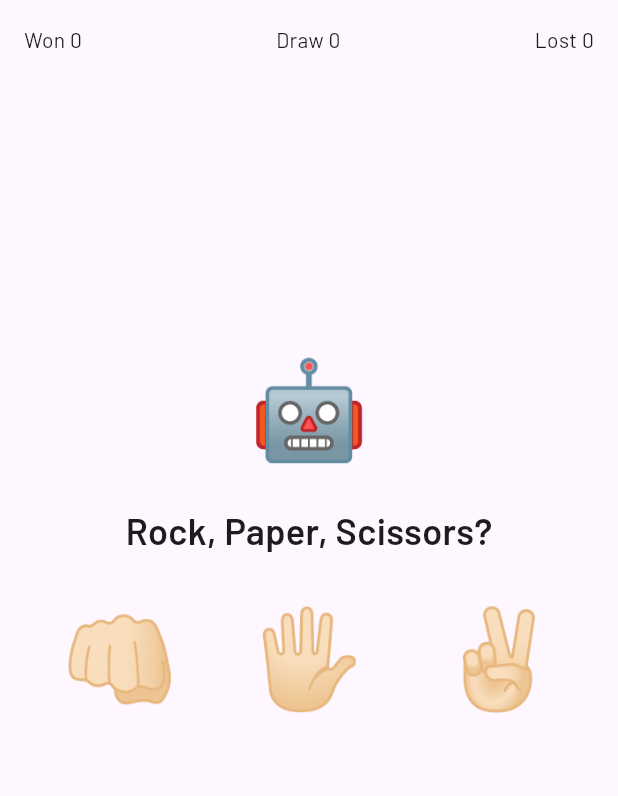
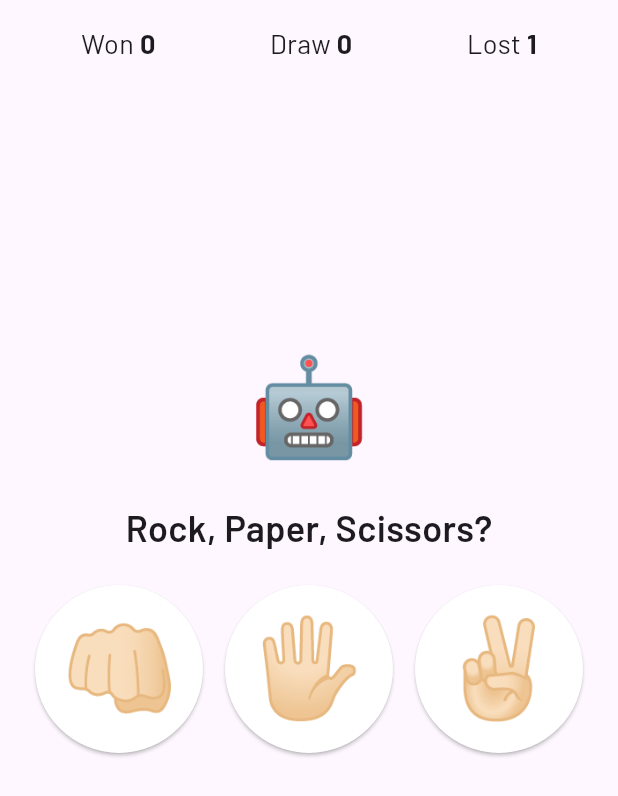
Before and after one commit to RidhaAF/rock_paper_scissors, a Flutter app: the screen it shows after launch, after a tap on "👊🏻", on a phone screen of 412 x 824 dp. Shown: the top 796 px of the screen. Run offline on Flutter 3.47's test engine with Material 2 defaults, Android fonts, the phone set to English and light mode, and no system bars; our stand-ins replace google_fonts.

Commit message:
feat: add score counter

```diff
--- a/lib/pages/home/home_page.dart
+++ b/lib/pages/home/home_page.dart
@@ -1,3 +1,5 @@
+import 'dart:math';
+
 import 'package:flutter/material.dart';
 import 'package:rock_paper_scissors/utilities/constants.dart';
 
@@ -9,9 +11,48 @@ class HomePage extends StatefulWidget {
 }
 
 class _HomePageState extends State<HomePage> {
-  final int won = 0;
-  final int draw = 0;
-  final int lost = 0;
+  late String userChoice = '';
+  late String botChoice = '';
+  int won = 0;
+  int draw = 0;
+  int lost = 0;
+  final List<String> choices = ['👊🏻', '🖐🏻', '✌🏻'];
+  static const String rock = '👊🏻';
+  static const String paper = '🖐🏻';
+  static const String scissors = '✌🏻';
+  final Map<String, String> winConditions = {
+    rock: scissors,
+    paper: rock,
+    scissors: paper,
+  };
+
+  String determineWinner(String userChoice, String botChoice) {
+    if (userChoice == botChoice) {
+      return 'draw';
+    } else if (winConditions[userChoice] == botChoice) {
+      return 'won';
+    } else {
+      return 'lost';
+    }
+  }
+
+  void _scoreCounter(String newUserChoice) {
+    final newBotChoice = choices[Random().nextInt(choices.length)];
+    final winner = determineWinner(userChoice, newBotChoice);
+
+    setState(() {
+      userChoice = newUserChoice;
+      botChoice = newBotChoice;
+
+      if (winner == 'draw') {
+        draw++;
+      } else if (winner == 'won') {
+        won++;
+      } else {
+        lost++;
+      }
+    });
+  }
 
   @override
   Widget build(BuildContext context) {
@@ -29,7 +70,7 @@ class _HomePageState extends State<HomePage> {
     return Container(
       padding: EdgeInsets.all(defaultMargin),
       child: Row(
-        mainAxisAlignment: MainAxisAlignment.spaceBetween,
+        mainAxisAlignment: MainAxisAlignment.spaceAround,
         children: [
           _scoreText(title: 'Won', score: won),
           _scoreText(title: 'Draw', score: draw),
@@ -44,10 +85,17 @@ class _HomePageState extends State<HomePage> {
       children: [
         Text(
           '$title ',
+          style: const TextStyle(
+            fontSize: 18,
+          ),
           textScaleFactor: 1.0,
         ),
         Text(
           score.toString(),
+          style: TextStyle(
+            fontSize: 18,
+            fontWeight: bold,
+          ),
           textScaleFactor: 1.0,
         ),
       ],
@@ -89,19 +137,38 @@ class _HomePageState extends State<HomePage> {
   Widget _gameButton() {
     return Row(
       mainAxisAlignment: MainAxisAlignment.spaceAround,
-      children: [
-        _gameButtonIcon(icon: '👊🏻', tooltip: 'Rock'),
-        _gameButtonIcon(icon: '🖐🏻', tooltip: 'Paper'),
-        _gameButtonIcon(icon: '✌🏻', tooltip: 'Scissors'),
-      ],
+      children: choices.map((icon) {
+        final tooltip = getTitleForIcon(icon);
+        return _gameButtonIcon(icon: icon, tooltip: tooltip);
+      }).toList(),
     );
+  }
+
+  String getTitleForIcon(String icon) {
+    switch (icon) {
+      case rock:
+        return 'Rock';
+      case paper:
+        return 'Paper';
+      case scissors:
+        return 'Scissors';
+      default:
+        return '';
+    }
   }
 
   Widget _gameButtonIcon({required String icon, required String tooltip}) {
     return Tooltip(
       message: tooltip,
-      child: TextButton(
-        onPressed: () {},
+      child: ElevatedButton(
+        style: ElevatedButton.styleFrom(
+          backgroundColor: whiteColor,
+          padding: EdgeInsets.all(defaultMargin),
+          shape: const CircleBorder(),
+        ),
+        onPressed: () {
+          _scoreCounter(icon);
+        },
         child: Text(
           icon,
           style: const TextStyle(
```
